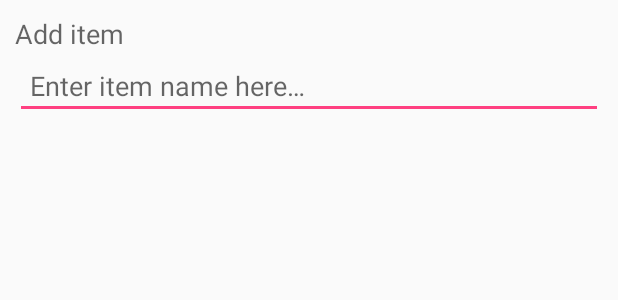
After one commit to barsKii/FlatApplication-SDP-GRP3, an Android app: the layout new_list_item_dialog.xml on its own in the app's theme, with its tools: preview values and no code run, on a phone screen of 412 x 824 dp. The commit adds this screen. Shown: the top 300 px of the screen. Run offline under Robolectric (Android 15) with nearby library versions, the phone set to English and light mode, and no system bars.

Commit message:
Adding items to shopping list implemented.

```diff
--- a/app/src/main/java/com/sdpcrew/android/flatapp/ShoppingListsActivity.java
+++ b/app/src/main/java/com/sdpcrew/android/flatapp/ShoppingListsActivity.java
@@ -31,7 +31,7 @@ public class ShoppingListsActivity extends AppCompatActivity {
                 @Override
                 public void onItemClick(AdapterView<?> adapter, View v, int i, long l) {
                     Intent in = new Intent(v.getContext(), SingleListActivity.class);
-                    in.putExtra("list", lists.get(i).getList());
+                    in.putExtra("list", i);
                     startActivity(in);
                 }
             });
@@ -40,7 +40,7 @@ public class ShoppingListsActivity extends AppCompatActivity {
 
     public void createNewShoppingList(View v) {
         LayoutInflater layoutInflater = LayoutInflater.from(this);
-        View promptView = layoutInflater.inflate(R.layout.input_dialog, null);
+        View promptView = layoutInflater.inflate(R.layout.new_list_dialog, null);
         AlertDialog.Builder alertDialogBuilder = new AlertDialog.Builder(this);
         alertDialogBuilder.setView(promptView);
 
--- /dev/null
+++ b/app/src/main/res/layout/new_list_item_dialog.xml
@@ -0,0 +1,21 @@
+<?xml version="1.0" encoding="utf-8"?>
+<LinearLayout xmlns:android="http://schemas.android.com/apk/res/android"
+    android:orientation="vertical"
+    android:layout_width="match_parent"
+    android:layout_height="wrap_content"
+    android:padding="10dp">
+
+    <TextView
+        android:layout_width="wrap_content"
+        android:layout_height="wrap_content"
+        android:textAppearance="?android:attr/textAppearanceMedium"
+        android:text="@string/new_list_item_heading" />
+
+    <EditText
+        android:id="@+id/editText"
+        android:layout_width="fill_parent"
+        android:layout_height="wrap_content"
+        android:hint="@string/new_list_item_hint"
+        android:padding="10dp"
+        android:textColor="#000000"/>
+</LinearLayout>
--- a/app/src/main/res/values/strings.xml
+++ b/app/src/main/res/values/strings.xml
@@ -3,4 +3,6 @@
     <string name="title_activity_shopping_list">ShoppingListActivity</string>
     <string name="new_list_heading">Create New List</string>
     <string name="new_list_hint">Enter list name here…</string>
+    <string name="new_list_item_heading">Add item</string>
+    <string name="new_list_item_hint">Enter item name here…</string>
 </resources>
```
Also changed, not shown: app/src/main/java/com/sdpcrew/android/flatapp/SingleListActivity.java (+49 -6 lines), app/src/main/res/layout/new_list_dialog.xml (renamed from app/src/main/res/layout/input_dialog.xml).
